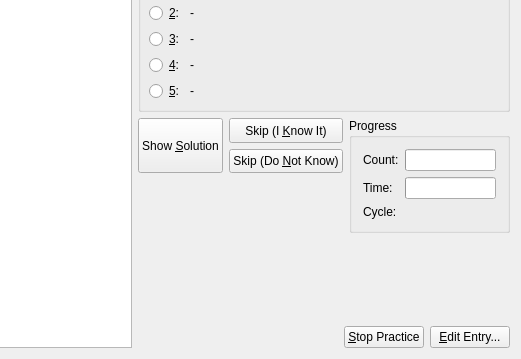
KDE/parley, file src/practice/MCQueryDlgForm.ui: the form before one commit; both pictures show x 88 to 609 and y 91 to 450 of the 609 by 450 pixel window.
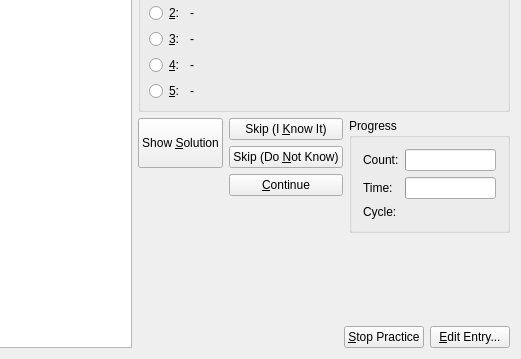
The form after the commit.

Diff of the .ui file:
```diff
--- a/src/practice/MCQueryDlgForm.ui
+++ b/src/practice/MCQueryDlgForm.ui
@@ -308,6 +308,26 @@
            </property>
           </widget>
          </item>
+         <item row="2" column="0" >
+          <spacer>
+           <property name="orientation" >
+            <enum>Qt::Horizontal</enum>
+           </property>
+           <property name="sizeHint" >
+            <size>
+             <width>40</width>
+             <height>20</height>
+            </size>
+           </property>
+          </spacer>
+         </item>
+         <item row="2" column="1" >
+          <widget class="QPushButton" name="continueButton" >
+           <property name="text" >
+            <string>&amp;Continue</string>
+           </property>
+          </widget>
+         </item>
         </layout>
        </item>
        <item rowspan="2" row="0" column="1" >
```
